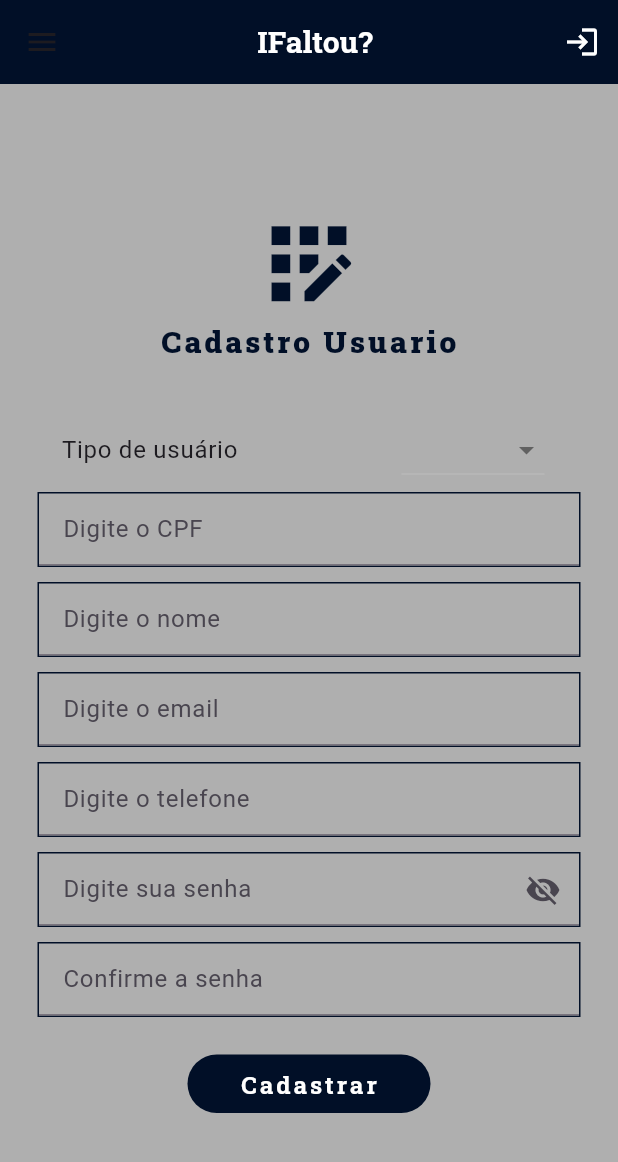
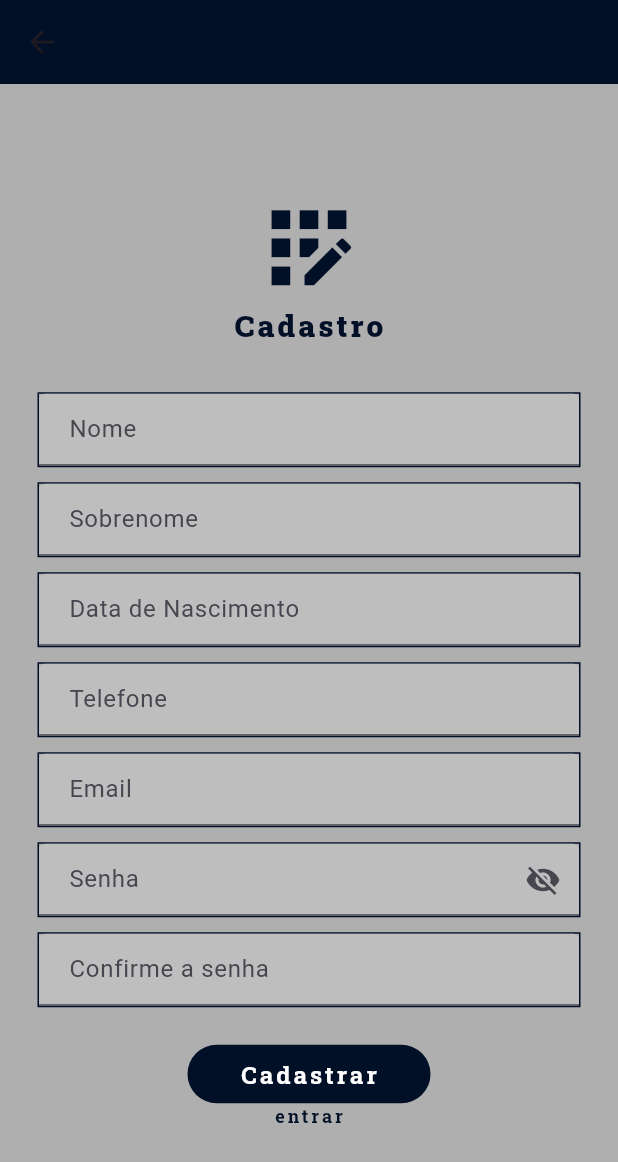
Before and after one commit to jmatheuscosta/crud_flutter, a Flutter app: the RegisterPage screen opened directly with empty values, on a phone screen of 412 x 824 dp. Shown: the top 1162 px of the screen. Run offline on Flutter 3.47's test engine with Material 3 defaults, Android fonts, the phone set to English and light mode, and no system bars; our stand-ins replace cloud_firestore, firebase_auth, firebase_core, google_fonts; accounts and stored records are empty; network calls fail.

Commit message:
data user, read

```diff
--- a/lib/auth/main_page.dart
+++ b/lib/auth/main_page.dart
@@ -4,7 +4,7 @@ import 'package:crud/auth/auth_page.dart';
 import 'package:crud/pages/home_page.dart';
 
 class MainPage extends StatelessWidget{
-  const MainPage({Key? key}) : super(key: key);
+  const MainPage({super.key});
 
   @override
   Widget build(BuildContext context){
@@ -13,9 +13,9 @@ class MainPage extends StatelessWidget{
         stream: FirebaseAuth.instance.authStateChanges(),
         builder: (context, snapshot){
           if(snapshot.hasData){
-            return HomePage();
+            return const HomePage();
           }else {
-            return AuthPage();
+            return const AuthPage();
           }
         },
       ),
--- a/lib/main.dart
+++ b/lib/main.dart
@@ -2,6 +2,7 @@ import 'package:crud/firebase_options.dart';
 import 'package:firebase_core/firebase_core.dart';
 import 'package:flutter/material.dart';
 import 'package:crud/auth/main_page.dart';
+
 
 
 void main() async {
@@ -11,12 +12,12 @@ void main() async {
 }
 
 class MyApp extends StatelessWidget {
-  const MyApp({Key? key}) : super(key: key);
+  const MyApp({super.key});
 
   // This widget is the root of your application.
   @override
   Widget build(BuildContext context) {
-    return MaterialApp(
+    return const MaterialApp(
       debugShowCheckedModeBanner: false,
       home: MainPage(),
     );
--- a/lib/pages/register_page.dart
+++ b/lib/pages/register_page.dart
@@ -1,9 +1,9 @@
-import 'dart:ffi';
+import 'package:flutter/material.dart';
+import 'package:google_fonts/google_fonts.dart';
+import 'package:intl/intl.dart'; // Adicione esta linha para importar o pacote intl
+import 'package:firebase_auth/firebase_auth.dart';
+import 'package:cloud_firestore/cloud_firestore.dart';
 
-import 'package:flutter/material.dart';
-import 'package:flutter/widgets.dart';
-import 'package:google_fonts/google_fonts.dart';
-import 'package:firebase_auth/firebase_auth.dart';
 
 Color azulPadrao = const Color.fromRGBO(1, 15, 39, 1); // 1 para opacidade total
 Color verdePadrao = const Color.fromRGBO(77, 167, 104, 1); // 1 para opacidade total
@@ -11,7 +11,7 @@ Color backgroundPadrao = const Color.fromRGBO(175, 175, 175, 1);
 
 class RegisterPage extends StatefulWidget {
   final VoidCallback showLoginPage;
-  const RegisterPage({Key? key, required this.showLoginPage}) : super(key: key);
+  const RegisterPage({super.key, Key? Key, required this.showLoginPage});
 
   @override
   State<RegisterPage> createState() => _RegisterPageState();
@@ -22,33 +22,56 @@ String? _selectedRole;
 
 class _RegisterPageState extends State<RegisterPage> {
   //text controllers
-  final _cpfController = TextEditingController();
-  final _nomeController = TextEditingController();
   final _emailController = TextEditingController();
-  final _telefoneController = TextEditingController();
   final _senhaController = TextEditingController();
   final _confirmasenhaController = TextEditingController();
+  final _nomeController = TextEditingController();
+  final _sobrenomeController = TextEditingController();
+  final _dataNascimentoController = TextEditingController();
+  final _telefoneController = TextEditingController();
+
 
   @override
   void dispose() {
-    _cpfController.dispose();
-    _nomeController.dispose();
     _emailController.dispose();
-    _telefoneController.dispose();
     _senhaController.dispose();
     _confirmasenhaController.dispose();
+    _nomeController.dispose();
+    _sobrenomeController.dispose();
+    _dataNascimentoController.dispose();
+    _telefoneController.dispose();
     super.dispose();
   }
 
   Future signUp() async {
     if (senhaConfirmada()) {
+      //cria usuario
       await FirebaseAuth.instance.createUserWithEmailAndPassword(
-      email: _emailController.text.trim(),
-      password: _senhaController.text.trim(),
+        email: _emailController.text.trim(),
+        password: _senhaController.text.trim(),
       );
+
+      //adiciona dados do usuario
+      addDadosUsuario(
+        _nomeController.text.trim(),
+        _sobrenomeController.text.trim(),
+        _dataNascimentoController.text.trim(),
+        _telefoneController.text.trim(),
+        _emailController.text.trim(),
+        );
     }
     // Aqui você pode usar o valor selecionado de _selectedRole conforme necessário
     print('Papel selecionado: $_selectedRole');
+  }
+
+  Future addDadosUsuario(String nome, String sobrenome, String dataNascimento, String telefone, String email) async {
+    await FirebaseFirestore.instance.collection('usuarios').add({
+      'nome': nome,
+      'sobrenome': sobrenome,
+      'data nascimento': dataNascimento,
+      'telefone': telefone,
+      'email': email,
+    });
   }
 
   bool senhaConfirmada() => _senhaController.text.trim() == _confirmasenhaController.text.trim();
@@ -59,76 +82,7 @@ class _RegisterPageState extends State<RegisterPage> {
       backgroundColor: backgroundPadrao,
       appBar: AppBar(
         backgroundColor: azulPadrao,
-        title: Center(
-          child: Text(
-            'IFaltou?',
-            style: GoogleFonts.robotoSlab(
-              fontWeight: FontWeight.bold,
-              fontSize: 20.0,
-              color: Colors.white,
-            ),
-          ),
-        ),
-        actions: [
-          IconButton(
-            onPressed: widget.showLoginPage,
-            icon: Icon(
-              Icons.login,
-              color: Colors.white, // Defina a cor do ícone como branca
-            ),
-          ),
-        ],
-      ),
-      drawer: Drawer(
-        child: ListView(
-          padding: EdgeInsets.zero,
-          children: <Widget>[
-            SizedBox(
-              height: 89,
-              child: DrawerHeader(
-                decoration: BoxDecoration(
-                  color: azulPadrao,
-                ),
-                child: Text(
-                  'Menu',
-                  style: TextStyle(
-                    color: Colors.white,
-                    fontSize: 24,
-                  ),
-                ),
-              ),
-            ),
-            ListTile(
-              title: Text(
-                        'Item 1',
-                        style: GoogleFonts.robotoSlab(
-                          fontWeight: FontWeight.w900,
-                          fontSize: 20.0,
-                          color: azulPadrao,
-                          letterSpacing: 2.0,
-                        ),
-                      ),
-              onTap: () {
-                // Adicione aqui a lógica para lidar com o clique em Item 1 do Drawer
-              },
-            ),
-            ListTile(
-              title: Text(
-                        'Item 1',
-                        style: GoogleFonts.robotoSlab(
-                          fontWeight: FontWeight.w900,
-                          fontSize: 20.0,
-                          color: azulPadrao,
-                          letterSpacing: 2.0,
-                        ),
-                      ),
-              onTap: () {
-                // Adicione aqui a lógica para lidar com o clique em Item 1 do Drawer
-              },
-            ),
-            // Adicione mais itens do Drawer conforme necessário
-          ],
-        ),
+        elevation: 0,
       ),
       body: SafeArea(
         child: Center(
@@ -141,12 +95,12 @@ class _RegisterPageState extends State<RegisterPage> {
                   size: 75,
                   color: azulPadrao,
                 ),
-                //LOGIN
+                //Cadastro
                 Padding(
                   padding: const EdgeInsets.symmetric(horizontal: 45.0),
                   child: Container(
                     child: Text(
-                      'Cadastro Usuario',
+                      'Cadastro',
                       style: GoogleFonts.robotoSlab(
                         fontWeight: FontWeight.w900,
                         fontSize: 20.0,
@@ -156,112 +110,134 @@ class _RegisterPageState extends State<RegisterPage> {
                     ),
                   ),
                 ),
-                SizedBox(
+
+                const SizedBox(
+                  //espaçamento
                   height: 30,
-                ), //espaçamento
-                //tipo usuario
+                ),
+
+                //primeiro nome
                 Padding(
                   padding: const EdgeInsets.symmetric(horizontal: 25.0),
-                  child: ListTile(
-                    title: Text('Tipo de usuário'),
-                    trailing: DropdownButton<String>(
-                      value: _selectedRole,
-                      onChanged: (value) {
-                        setState(() {
-                          _selectedRole = value;
-                        });
-                      },
-                      dropdownColor: backgroundPadrao,
-                      items: <String>['Admin', 'Aluno', 'Professor']
-                          .map<DropdownMenuItem<String>>(
-                            (String value) => DropdownMenuItem<String>(
-                              value: value,
-                              child: Text(value),
-                            ),
-                          )
-                          .toList(),
-                    ),
-                  ),
-                ),
-                //CPF
-                Padding(
-                  padding: EdgeInsets.symmetric(horizontal: 25.0),
-                  child: Container(
-                    decoration: BoxDecoration(
-                      border: Border.all(color: azulPadrao),
-                    ),
-                    child: TextField(
-                      controller: _cpfController,
-                      decoration: InputDecoration(
-                        contentPadding: EdgeInsets.symmetric(horizontal: 16.0),
-                        hintText: 'Digite o CPF',
-                      ),
-                    ),
-                  ),
-                ),
-                //nome
-                SizedBox(
-                  height: 10,
-                ),
-                Padding(
-                  padding: EdgeInsets.symmetric(horizontal: 25.0),
                   child: Container(
                     decoration: BoxDecoration(
                       border: Border.all(color: azulPadrao),
                     ),
                     child: TextField(
                       controller: _nomeController,
-                      decoration: InputDecoration(
+                      decoration: const InputDecoration(
                         contentPadding: EdgeInsets.symmetric(horizontal: 16.0),
-                        hintText: 'Digite o nome',
+                        hintText: 'Nome',
+                        fillColor: Color.fromRGBO(190, 190, 190, 1),
+                        filled: true,
                       ),
                     ),
                   ),
                 ),
-                SizedBox(
+                const SizedBox(
                   height: 10,
                 ),
-                //email
+                //Segundo Nome
                 Padding(
-                  padding: EdgeInsets.symmetric(horizontal: 25.0),
+                  padding: const EdgeInsets.symmetric(horizontal: 25.0),
+                  child: Container(
+                    decoration: BoxDecoration(
+                      border: Border.all(color: azulPadrao),
+                    ),
+                    child: TextField(
+                      controller: _sobrenomeController,
+                      decoration: const InputDecoration(
+                        contentPadding: EdgeInsets.symmetric(horizontal: 16.0),
+                        hintText: 'Sobrenome',
+                        fillColor: Color.fromRGBO(190, 190, 190, 1),
+                        filled: true,
+                      ),
+                    ),
+                  ),
+                ),
+                const SizedBox(
+                  height: 10,
+                ),
+
+                Padding(
+                  padding: const EdgeInsets.symmetric(horizontal: 25.0),
+                  child: Container(
+                    decoration: BoxDecoration(
+                      border: Border.all(color: azulPadrao),
+                    ),
+                    child: TextField(
+                      controller: _dataNascimentoController,
+                      readOnly: true,
+                      onTap: () async {
+                        DateTime? pickedDate = await showDatePicker(
+                          context: context,
+                          initialDate: DateTime.now(),
+                          firstDate: DateTime(1900),
+                          lastDate: DateTime.now(),
+                        );
+                        if (pickedDate != null) {
+                          setState(() {
+                            _dataNascimentoController.text = DateFormat('dd/MM/yyyy').format(pickedDate);
+                          });
+                        }
+                      },
+                      decoration: const InputDecoration(
+                        contentPadding: EdgeInsets.symmetric(horizontal: 16.0),
+                        hintText: 'Data de Nascimento',
+                        fillColor: Color.fromRGBO(190, 190, 190, 1),
+                        filled: true,
+                      ),
+                    ),
+                  ),
+                ),
+                const SizedBox(
+                  height: 10,
+                ),
+                //telefone
+                Padding(
+                  padding: const EdgeInsets.symmetric(horizontal: 25.0),
+                  child: Container(
+                    decoration: BoxDecoration(
+                      border: Border.all(color: azulPadrao),
+                    ),
+                    child: TextField(
+                      controller: _telefoneController,
+                      decoration: const InputDecoration(
+                        contentPadding: EdgeInsets.symmetric(horizontal: 16.0),
+                        hintText: 'Telefone',
+                        fillColor: Color.fromRGBO(190, 190, 190, 1),
+                        filled: true,
+                      ),
+                    ),
+                  ),
+                ),
+                const SizedBox(
+                  height: 10,
+                ),
+                 //email
+                Padding(
+                  padding: const EdgeInsets.symmetric(horizontal: 25.0),
                   child: Container(
                     decoration: BoxDecoration(
                       border: Border.all(color: azulPadrao),
                     ),
                     child: TextField(
                       controller: _emailController,
-                      decoration: InputDecoration(
+                      decoration: const InputDecoration(
                         contentPadding: EdgeInsets.symmetric(horizontal: 16.0),
-                        hintText: 'Digite o email',
+                        hintText: 'Email',
+                        fillColor: Color.fromRGBO(190, 190, 190, 1),
+                        filled: true,
                       ),
                     ),
                   ),
                 ),
-                SizedBox(
-                  height: 10,
-                ),
-                //telefone
-                Padding(
-                  padding: EdgeInsets.symmetric(horizontal: 25.0),
-                  child: Container(
-                    decoration: BoxDecoration(
-                      border: Border.all(color: azulPadrao),
-                    ),
-                    child: TextField(
-                      controller: _telefoneController,
-                      decoration: InputDecoration(
-                        contentPadding: EdgeInsets.symmetric(horizontal: 16.0),
-                        hintText: 'Digite o telefone',
-                      ),
-                    ),
-                  ),
-                ),
-                SizedBox(
+                const SizedBox(
                   height: 10,
                 ),
                 //SENHA
                 Padding(
-                  padding: EdgeInsets.symmetric(horizontal: 25.0),
+                  padding: const EdgeInsets.symmetric(horizontal: 25.0),
                   child: Container(
                     decoration: BoxDecoration(
                       border: Border.all(color: azulPadrao),
@@ -272,9 +248,11 @@ class _RegisterPageState extends State<RegisterPage> {
                         TextField(
                           controller: _senhaController,
                           obscureText: !_showPassword,
-                          decoration: InputDecoration(
+                          decoration: const InputDecoration(
                             contentPadding: EdgeInsets.symmetric(horizontal: 16.0),
-                            hintText: 'Digite sua senha',
+                            hintText: 'Senha',
+                            fillColor: Color.fromRGBO(190, 190, 190, 1),
+                            filled: true,
                           ),
                         ),
                         IconButton(
@@ -289,10 +267,12 @@ class _RegisterPageState extends State<RegisterPage> {
                     ),
                   ),
                 ),
-                SizedBox(height: 10.0,),
-                //SENHA
+                const SizedBox(
+                  height: 10.0,
+                ),
+                //CONFIRMAÇÃO DE SENHA
                 Padding(
-                  padding: EdgeInsets.symmetric(horizontal: 25.0),
+                  padding: const EdgeInsets.symmetric(horizontal: 25.0),
                   child: Container(
                     decoration: BoxDecoration(
                       border: Border.all(color: azulPadrao),
@@ -303,23 +283,27 @@ class _RegisterPageState extends State<RegisterPage> {
                         TextField(
                           controller: _confirmasenhaController,
                           obscureText: !_showPassword ? true : false,
-                          decoration: InputDecoration(
+                          decoration: const InputDecoration(
                             contentPadding: EdgeInsets.symmetric(horizontal: 16.0),
                             hintText: 'Confirme a senha',
+                            fillColor: Color.fromRGBO(190, 190, 190, 1),
+                            filled: true,
                           ),
                         ),
                       ],
                     ),
                   ),
                 ),
-                SizedBox(height: 25,),
-                //BOTAO DE LOGIN
+                const SizedBox(
+                  height: 25,
+                ),
+                //BOTAO DE CADASTRO
                 Padding(
-                  padding: EdgeInsets.symmetric(horizontal: 125.0),
+                  padding: const EdgeInsets.symmetric(horizontal: 125.0),
                   child: GestureDetector(
                     onTap: signUp,
                     child: Container(
-                      padding: EdgeInsets.all(8.0),
+                      padding: const EdgeInsets.all(8.0),
                       decoration: BoxDecoration(
                         color: azulPadrao,
                         borderRadius: BorderRadius.circular(20.0),
@@ -338,6 +322,20 @@ class _RegisterPageState extends State<RegisterPage> {
                     ),
                   ),
                 ),
+                Center(
+                  child: GestureDetector(
+                    onTap: widget.showLoginPage,
+                    child: Text(
+                      'entrar',
+                      style: GoogleFonts.robotoSlab(
+                        color: azulPadrao,
+                        fontWeight: FontWeight.bold,
+                        fontSize: 12.0,
+                        letterSpacing: 2.0,
+                      ),
+                    ),
+                  ),
+                ),
               ],
             ),
           ),
--- /dev/null
+++ b/lib/read data/get_user.dart
@@ -0,0 +1,31 @@
+import 'package:cloud_firestore/cloud_firestore.dart';
+import 'package:flutter/material.dart';
+
+class GetUser extends StatelessWidget{
+
+  final String documentId;
+
+  GetUser({required this.documentId});
+
+  @override
+  Widget build(BuildContext context){
+
+    CollectionReference usuarios = FirebaseFirestore.instance.collection('usuarios');
+
+    return FutureBuilder<DocumentSnapshot>(
+      future: usuarios.doc(documentId).get(),
+      builder: ((context, snapshot){
+
+        if (snapshot.connectionState == ConnectionState.done) {
+          Map<String, dynamic> data = snapshot.data!.data() as Map<String, dynamic>;
+          return Text(
+            'Nome: ${data['nome']} ${data['sobrenome']},'
+            '\nNascido em: ${data['data nascimento']},'
+            '\nTelefone: ${data['telefone']},'
+            '\nEmail: ${data['email']},'
+          );
+        }return Text('loading..');
+      }),
+    );
+  }
+}
--- a/pubspec.yaml
+++ b/pubspec.yaml
@@ -19,7 +19,7 @@ publish_to: 'none' # Remove this line if you wish to publish to pub.dev
 version: 1.0.0+1
 
 environment:
-  sdk: '>=3.3.0 <4.0.0'
+  sdk: '>=3.0.0 <4.0.0'
 
 # Dependencies specify other packages that your package needs in order to work.
 # To automatically upgrade your package dependencies to the latest versions
@@ -38,6 +38,8 @@ dependencies:
   firebase_core: ^2.25.5
   google_fonts: any
   firebase_auth: ^4.17.6
+  intl: ^0.19.0
+  cloud_firestore: ^4.15.10
 
 dev_dependencies:
   flutter_test:
```
Also changed, not shown: lib/pages/esqueci_senha_page.dart (+11 -7 lines), lib/pages/home_page.dart (+68 -23 lines), lib/pages/login_page.dart (+7 -18 lines), pubspec.lock, 1 other file.
